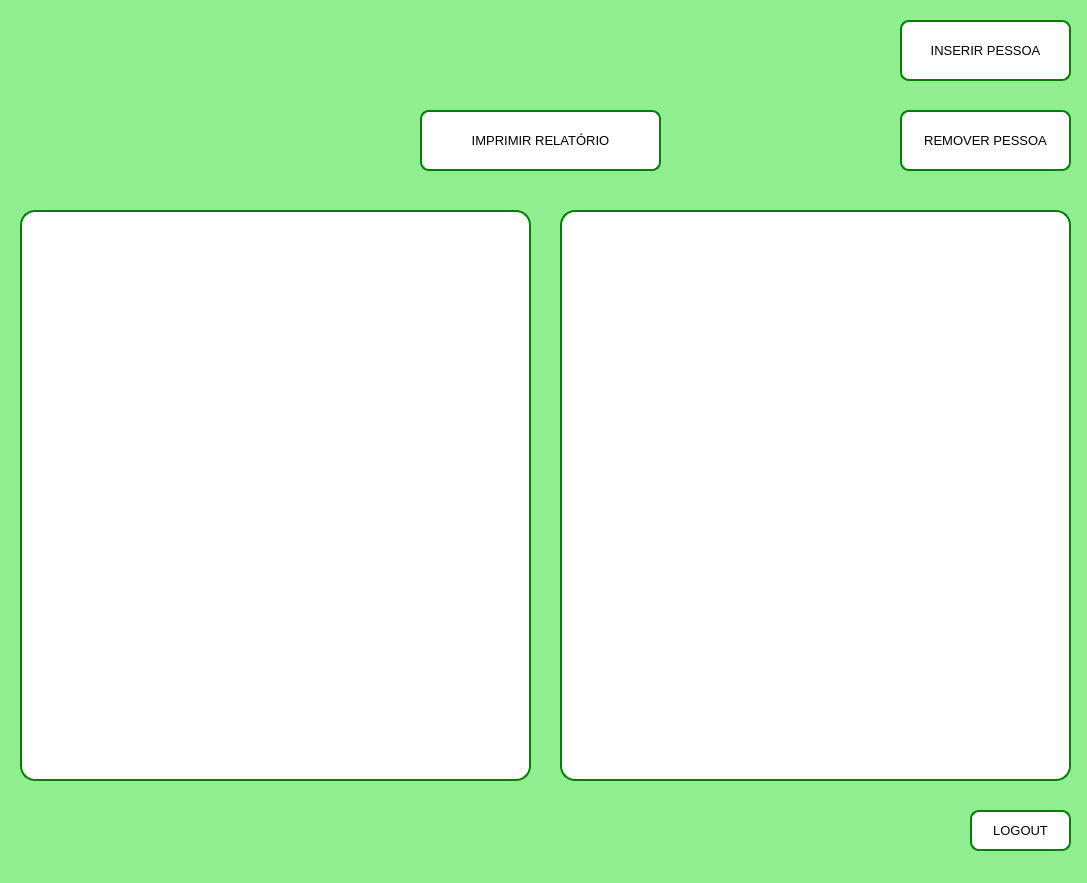
First picture: the form in Python/LoginApp/MainWindow.ui, repository LucasZick/ShortProjectsAndPracticing_Python, before the edit.
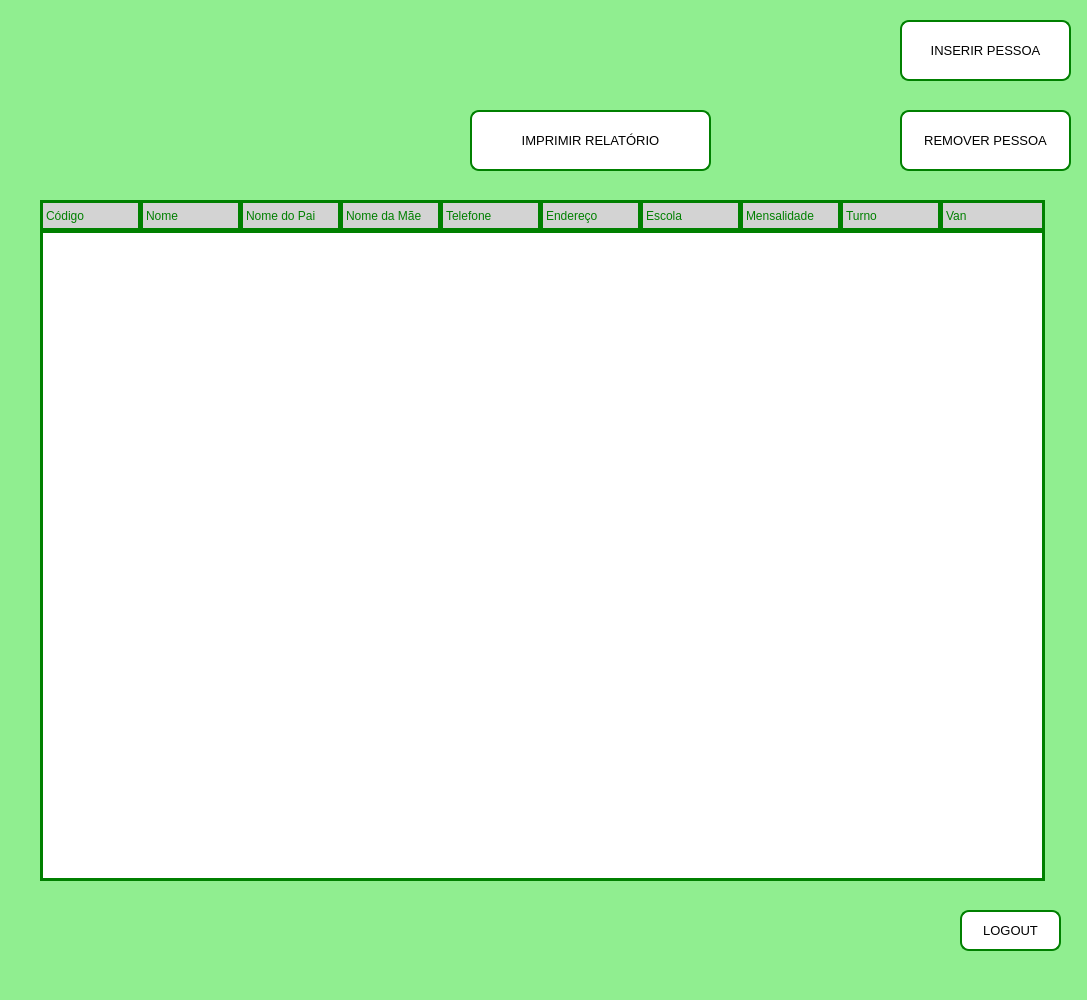
Second picture: the form after the edit.

```diff
--- a/Python/LoginApp/MainWindow.ui
+++ b/Python/LoginApp/MainWindow.ui
@@ -7,7 +7,7 @@
     <x>0</x>
     <y>0</y>
     <width>1087</width>
-    <height>883</height>
+    <height>1000</height>
    </rect>
   </property>
   <property name="sizePolicy">
@@ -19,13 +19,13 @@
   <property name="minimumSize">
    <size>
     <width>1087</width>
-    <height>883</height>
+    <height>1000</height>
    </size>
   </property>
   <property name="maximumSize">
    <size>
     <width>1087</width>
-    <height>883</height>
+    <height>1000</height>
    </size>
   </property>
   <property name="windowTitle">
@@ -38,8 +38,8 @@
    <widget class="QPushButton" name="pushButton_logout">
     <property name="geometry">
      <rect>
-      <x>970</x>
-      <y>810</y>
+      <x>960</x>
+      <y>910</y>
       <width>101</width>
       <height>41</height>
      </rect>
@@ -110,7 +110,7 @@
    <widget class="QPushButton" name="pushButton_relatorio">
     <property name="geometry">
      <rect>
-      <x>420</x>
+      <x>470</x>
       <y>110</y>
       <width>241</width>
       <height>61</height>
@@ -134,27 +134,258 @@
    <widget class="QTableWidget" name="tableWidget_1">
     <property name="geometry">
      <rect>
-      <x>20</x>
-      <y>210</y>
-      <width>511</width>
-      <height>571</height>
+      <x>40</x>
+      <y>230</y>
+      <width>1005</width>
+      <height>651</height>
      </rect>
     </property>
+    <property name="font">
+     <font>
+      <weight>75</weight>
+      <bold>true</bold>
+     </font>
+    </property>
+    <property name="autoFillBackground">
+     <bool>false</bool>
+    </property>
     <property name="styleSheet">
-     <string notr="true">background-color: rgb(255, 255, 255); border-radius:15px; border: 2px solid green;</string>
+     <string notr="true">background-color: rgb(255, 255, 255); border: 3px solid green; color: green;text-align:center;</string>
     </property>
+    <property name="verticalScrollBarPolicy">
+     <enum>Qt::ScrollBarAsNeeded</enum>
+    </property>
+    <property name="horizontalScrollBarPolicy">
+     <enum>Qt::ScrollBarAlwaysOff</enum>
+    </property>
+    <property name="editTriggers">
+     <set>QAbstractItemView::SelectedClicked</set>
+    </property>
+    <property name="alternatingRowColors">
+     <bool>true</bool>
+    </property>
+    <property name="verticalScrollMode">
+     <enum>QAbstractItemView::ScrollPerPixel</enum>
+    </property>
+    <property name="horizontalScrollMode">
+     <enum>QAbstractItemView::ScrollPerPixel</enum>
+    </property>
+    <property name="showGrid">
+     <bool>true</bool>
+    </property>
+    <property name="gridStyle">
+     <enum>Qt::SolidLine</enum>
+    </property>
+    <property name="wordWrap">
+     <bool>false</bool>
+    </property>
+    <property name="cornerButtonEnabled">
+     <bool>false</bool>
+    </property>
+    <attribute name="horizontalHeaderVisible">
+     <bool>false</bool>
+    </attribute>
+    <attribute name="horizontalHeaderCascadingSectionResizes">
+     <bool>false</bool>
+    </attribute>
+    <attribute name="horizontalHeaderHighlightSections">
+     <bool>false</bool>
+    </attribute>
+    <attribute name="verticalHeaderVisible">
+     <bool>false</bool>
+    </attribute>
+    <attribute name="verticalHeaderHighlightSections">
+     <bool>false</bool>
+    </attribute>
    </widget>
-   <widget class="QTableWidget" name="tableWidget_2">
+   <widget class="QLabel" name="label_nomePai">
     <property name="geometry">
      <rect>
-      <x>560</x>
-      <y>210</y>
-      <width>511</width>
-      <height>571</height>
+      <x>240</x>
+      <y>200</y>
+      <width>101</width>
+      <height>31</height>
      </rect>
     </property>
     <property name="styleSheet">
-     <string notr="true">background-color: rgb(255, 255, 255); border-radius:15px; border: 2px solid green;</string>
+     <string notr="true">background-color:lightgray; border: 3px solid green; color:green;</string>
+    </property>
+    <property name="text">
+     <string>Nome do Pai</string>
+    </property>
+    <property name="alignment">
+     <set>Qt::AlignLeading|Qt::AlignLeft|Qt::AlignVCenter</set>
+    </property>
+   </widget>
+   <widget class="QLabel" name="label_nomeMae">
+    <property name="geometry">
+     <rect>
+      <x>340</x>
+      <y>200</y>
+      <width>101</width>
+      <height>31</height>
+     </rect>
+    </property>
+    <property name="styleSheet">
+     <string notr="true">background-color:lightgray; border: 3px solid green; color:green;</string>
+    </property>
+    <property name="text">
+     <string>Nome da Mãe</string>
+    </property>
+    <property name="alignment">
+     <set>Qt::AlignLeading|Qt::AlignLeft|Qt::AlignVCenter</set>
+    </property>
+   </widget>
+   <widget class="QLabel" name="label_telefone">
+    <property name="geometry">
+     <rect>
+      <x>440</x>
+      <y>200</y>
+      <width>101</width>
+      <height>31</height>
+     </rect>
+    </property>
+    <property name="styleSheet">
+     <string notr="true">background-color:lightgray; border: 3px solid green; color:green;</string>
+    </property>
+    <property name="text">
+     <string>Telefone</string>
+    </property>
+    <property name="alignment">
+     <set>Qt::AlignLeading|Qt::AlignLeft|Qt::AlignVCenter</set>
+    </property>
+   </widget>
+   <widget class="QLabel" name="label_endereco">
+    <property name="geometry">
+     <rect>
+      <x>540</x>
+      <y>200</y>
+      <width>101</width>
+      <height>31</height>
+     </rect>
+    </property>
+    <property name="styleSheet">
+     <string notr="true">background-color:lightgray; border: 3px solid green; color:green;</string>
+    </property>
+    <property name="text">
+     <string>Endereço</string>
+    </property>
+    <property name="alignment">
+     <set>Qt::AlignLeading|Qt::AlignLeft|Qt::AlignVCenter</set>
+    </property>
+   </widget>
+   <widget class="QLabel" name="label_mensalidade">
+    <property name="geometry">
+     <rect>
+      <x>740</x>
+      <y>200</y>
+      <width>101</width>
+      <height>31</height>
+     </rect>
+    </property>
+    <property name="styleSheet">
+     <string notr="true">background-color:lightgray; border: 3px solid green; color:green;</string>
+    </property>
+    <property name="text">
+     <string>Mensalidade</string>
+    </property>
+    <property name="alignment">
+     <set>Qt::AlignLeading|Qt::AlignLeft|Qt::AlignVCenter</set>
+    </property>
+   </widget>
+   <widget class="QLabel" name="label_escola">
+    <property name="geometry">
+     <rect>
+      <x>640</x>
+      <y>200</y>
+      <width>101</width>
+      <height>31</height>
+     </rect>
+    </property>
+    <property name="styleSheet">
+     <string notr="true">background-color:lightgray; border: 3px solid green; color:green;</string>
+    </property>
+    <property name="text">
+     <string>Escola</string>
+    </property>
+    <property name="alignment">
+     <set>Qt::AlignLeading|Qt::AlignLeft|Qt::AlignVCenter</set>
+    </property>
+   </widget>
+   <widget class="QLabel" name="label_turno">
+    <property name="geometry">
+     <rect>
+      <x>840</x>
+      <y>200</y>
+      <width>101</width>
+      <height>31</height>
+     </rect>
+    </property>
+    <property name="styleSheet">
+     <string notr="true">background-color:lightgray; border: 3px solid green; color:green;</string>
+    </property>
+    <property name="text">
+     <string>Turno</string>
+    </property>
+    <property name="alignment">
+     <set>Qt::AlignLeading|Qt::AlignLeft|Qt::AlignVCenter</set>
+    </property>
+   </widget>
+   <widget class="QLabel" name="label_nome">
+    <property name="geometry">
+     <rect>
+      <x>140</x>
+      <y>200</y>
+      <width>101</width>
+      <height>31</height>
+     </rect>
+    </property>
+    <property name="styleSheet">
+     <string notr="true">background-color:lightgray; border: 3px solid green; color:green;</string>
+    </property>
+    <property name="text">
+     <string>Nome</string>
+    </property>
+    <property name="alignment">
+     <set>Qt::AlignLeading|Qt::AlignLeft|Qt::AlignVCenter</set>
+    </property>
+   </widget>
+   <widget class="QLabel" name="label_van">
+    <property name="geometry">
+     <rect>
+      <x>940</x>
+      <y>200</y>
+      <width>105</width>
+      <height>31</height>
+     </rect>
+    </property>
+    <property name="styleSheet">
+     <string notr="true">background-color:lightgray; border: 3px solid green; color:green;</string>
+    </property>
+    <property name="text">
+     <string>Van</string>
+    </property>
+    <property name="alignment">
+     <set>Qt::AlignLeading|Qt::AlignLeft|Qt::AlignVCenter</set>
+    </property>
+   </widget>
+   <widget class="QLabel" name="label_codigo">
+    <property name="geometry">
+     <rect>
+      <x>40</x>
+      <y>200</y>
+      <width>101</width>
+      <height>31</height>
+     </rect>
+    </property>
+    <property name="styleSheet">
+     <string notr="true">background-color:lightgray; border: 3px solid green; color:green;</string>
+    </property>
+    <property name="text">
+     <string>Código</string>
+    </property>
+    <property name="alignment">
+     <set>Qt::AlignLeading|Qt::AlignLeft|Qt::AlignVCenter</set>
     </property>
    </widget>
   </widget>
```
Left out of the diff: 5 changed lines with no effect on the pictures.
